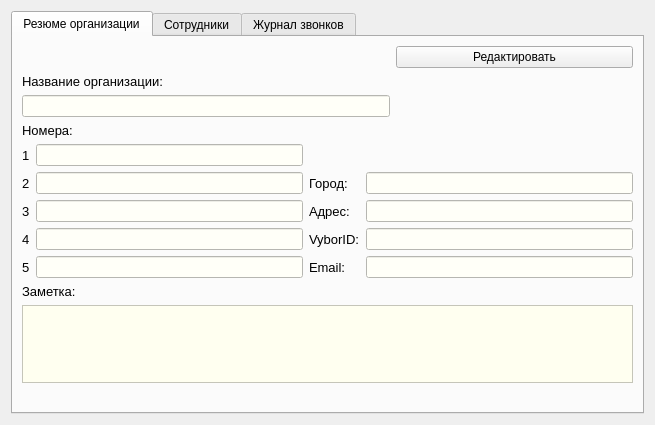
okostynchuk/Outcall, file ViewOrgContactDialog.ui: the form before one commit.
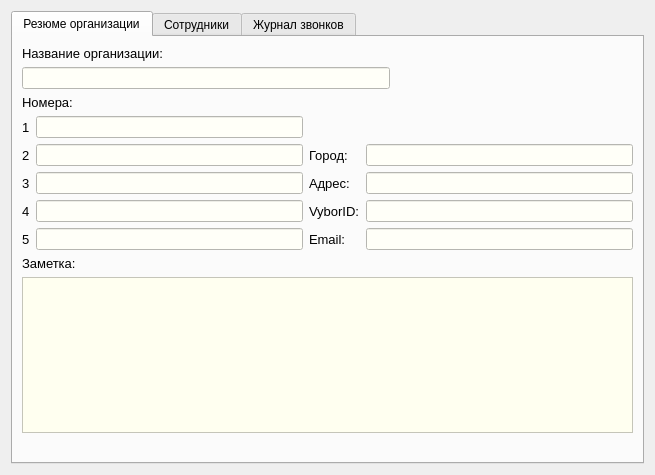
The form after the commit. The open tabs and pages were chosen to show the change. Icons and pictures are not drawn.

```diff
--- a/ViewOrgContactDialog.ui
+++ b/ViewOrgContactDialog.ui
@@ -7,7 +7,7 @@
     <x>0</x>
     <y>0</y>
     <width>655</width>
-    <height>425</height>
+    <height>475</height>
    </rect>
   </property>
   <property name="windowTitle">
@@ -41,7 +41,7 @@
         <layout class="QVBoxLayout" name="verticalLayout">
          <item>
           <layout class="QGridLayout" name="gridLayout_3">
-           <item row="1" column="0">
+           <item row="0" column="0">
             <layout class="QGridLayout" name="gridLayout_2">
              <item row="1" column="0">
               <widget class="QLineEdit" name="OrgName">
@@ -75,7 +75,7 @@
              </item>
             </layout>
            </item>
-           <item row="1" column="1">
+           <item row="0" column="1">
             <spacer name="horizontalSpacer">
              <property name="orientation">
               <enum>Qt::Horizontal</enum>
@@ -88,16 +88,6 @@
              </property>
             </spacer>
            </item>
-           <item row="0" column="1">
-            <widget class="QPushButton" name="editButton">
-             <property name="focusPolicy">
-              <enum>Qt::NoFocus</enum>
-             </property>
-             <property name="text">
-              <string>Редактировать</string>
-             </property>
-            </widget>
-           </item>
           </layout>
          </item>
          <item>
```
Left out of the diff: 2 changed lines with no effect on the pictures.
